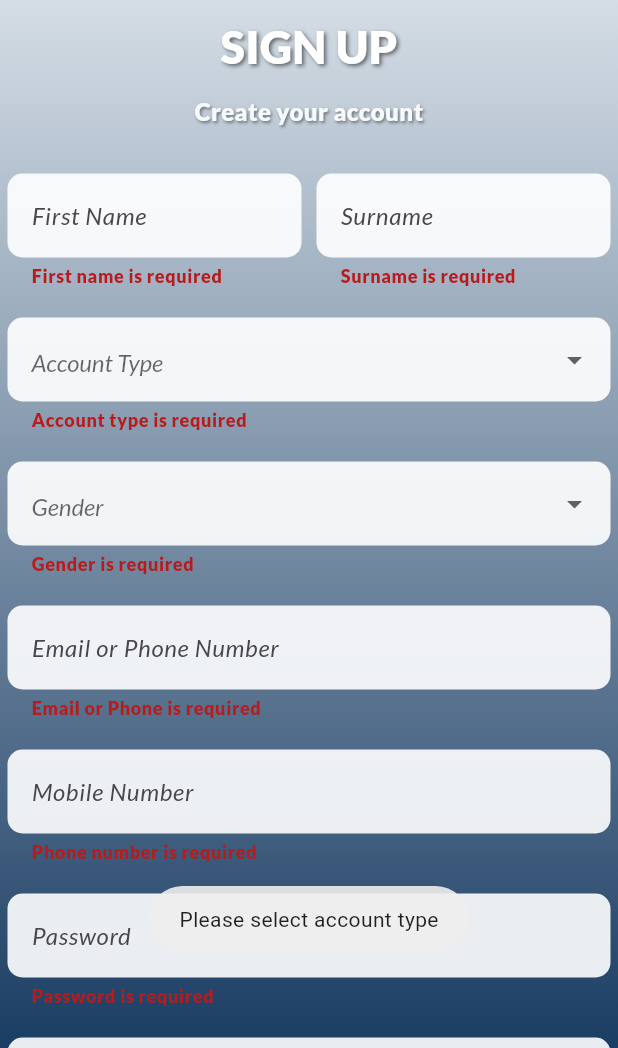
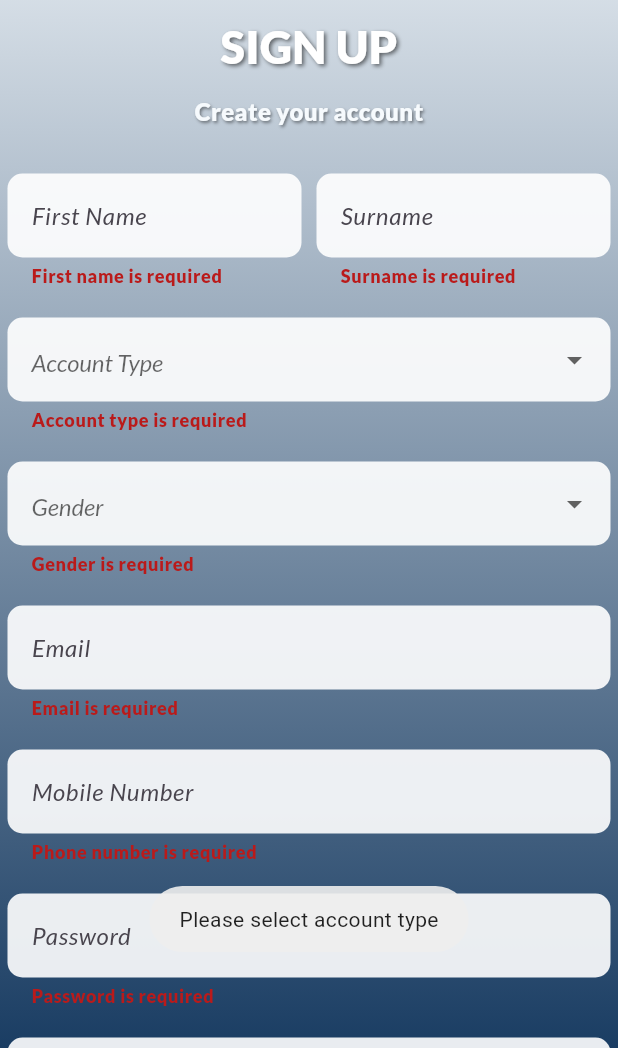
Before and after one commit to kurt-arpilleda/CARE, a Flutter app: the SignUpScreen screen opened directly, after a tap on "SIGN UP", on a phone screen of 412 x 824 dp, the part 188-1236 px from its top. Run offline on Flutter 3.47's test engine with Material 3 defaults, Android fonts, the light colour scheme and no system bars; our stand-ins replace flutter_secure_storage, fluttertoast, google_sign_in, open_file, package_info_plus, permission_handler and 2 more; accounts and stored records are empty.

```diff
--- a/lib/signup.dart
+++ b/lib/signup.dart
@@ -42,17 +42,14 @@ class _SignUpScreenState extends State<SignUpScreen> {
     return null;
   }
 
-  String? _validateEmailOrPhone(String? value) {
+  String? _validateEmail(String? value) {
     if (value == null || value.isEmpty) {
-      return 'Email or Phone is required';
+      return 'Email is required';
     }
 
-    // Check if it's a valid email or phone number
     final emailRegex = RegExp(r'^[\w-\.]+@([\w-]+\.)+[\w-]{2,4}$');
-    final phoneRegex = RegExp(r'^[0-9]{11}$');
-
-    if (!emailRegex.hasMatch(value) && !phoneRegex.hasMatch(value)) {
-      return 'Enter a valid email or 11-digit phone number';
+    if (!emailRegex.hasMatch(value)) {
+      return 'Enter a valid email address';
     }
 
     return null;
@@ -63,9 +60,11 @@ class _SignUpScreenState extends State<SignUpScreen> {
       return 'Phone number is required';
     }
 
-    final phoneRegex = RegExp(r'^[0-9]{11}$');
-    if (!phoneRegex.hasMatch(value)) {
-      return 'Enter a valid 11-digit phone number';
+    final cleanedPhone = value.replaceAll(RegExp(r'[^0-9]'), '');
+
+    final phoneRegex = RegExp(r'^09\d{9}$');
+    if (!phoneRegex.hasMatch(cleanedPhone)) {
+      return 'Enter a valid 11-digit phone number starting with 09';
     }
 
     return null;
@@ -381,15 +380,16 @@ class _SignUpScreenState extends State<SignUpScreen> {
                       decoration: InputDecoration(
                         filled: true,
                         fillColor: Colors.white.withOpacity(0.9),
-                        hintText: 'Email or Phone Number',
+                        hintText: 'Email',
                         border: OutlineInputBorder(
                           borderRadius: BorderRadius.circular(10),
                           borderSide: BorderSide.none,
                         ),
                         errorText: _touchedFields.contains('email')
-                            ? _validateEmailOrPhone(_emailController.text)
+                            ? _validateEmail(_emailController.text)
                             : null,
                       ),
+                      keyboardType: TextInputType.emailAddress,
                       onChanged: (value) {
                         setState(() {
                           _touchedFields.add('email');
```
